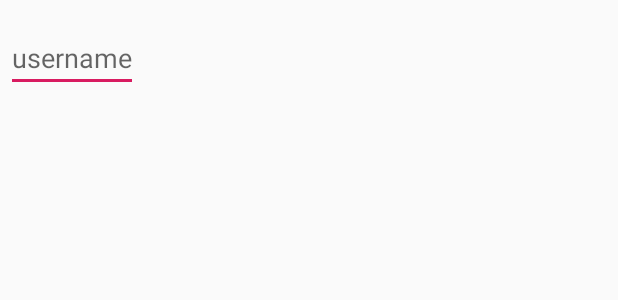
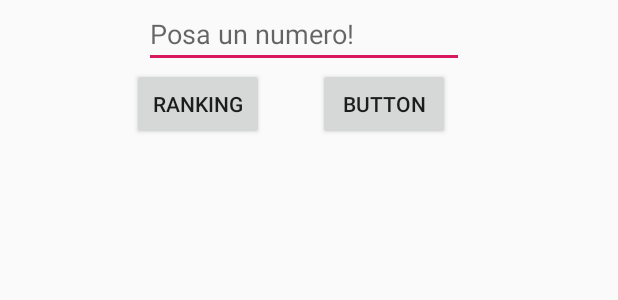
Before and after one commit to imac1080/M8pt3, an Android app: the layout dialog_signin.xml on its own in the app's theme, with its tools: preview values and no code run, on a phone screen of 412 x 824 dp. Shown: the top 300 px of the screen. Run offline under Robolectric (Android 15) with nearby library versions, the phone set to English and light mode, and no system bars.

Commit message:
tercer commit

```diff
--- a/app/src/main/java/com/example/m8button/RankingActivity.java
+++ b/app/src/main/java/com/example/m8button/RankingActivity.java
@@ -22,9 +22,6 @@ public class RankingActivity extends AppCompatActivity {
                 finish();
             }
         });
-        ExampleDialog exampleDialog = new ExampleDialog();
-        exampleDialog.show(getSupportFragmentManager(), "example dialog");
-
         }
 
 }
--- a/app/src/main/res/layout/dialog_signin.xml
+++ b/app/src/main/res/layout/dialog_signin.xml
@@ -1,16 +1,48 @@
-<LinearLayout xmlns:android="http://schemas.android.com/apk/res/android"
-    android:orientation="vertical"
+<?xml version="1.0" encoding="utf-8"?>
+<androidx.constraintlayout.widget.ConstraintLayout xmlns:android="http://schemas.android.com/apk/res/android"
+    xmlns:app="http://schemas.android.com/apk/res-auto"
+    xmlns:tools="http://schemas.android.com/tools"
     android:layout_width="wrap_content"
-    android:layout_height="wrap_content">
+    android:layout_height="wrap_content"
+    tools:context=".MainActivity">
+
+    <Button
+        android:id="@+id/button"
+        android:layout_width="wrap_content"
+        android:layout_height="wrap_content"
+        android:text="@string/button"
+        app:layout_constraintBottom_toBottomOf="parent"
+        app:layout_constraintEnd_toEndOf="parent"
+        app:layout_constraintHorizontal_bias="0.656"
+        app:layout_constraintStart_toStartOf="parent"
+        app:layout_constraintTop_toTopOf="parent"
+        app:layout_constraintVertical_bias="1.0" />
+
     <EditText
-        android:id="@+id/username"
-        android:inputType="textEmailAddress"
-        android:layout_width="match_parent"
+        android:id="@+id/number"
+        android:layout_width="wrap_content"
         android:layout_height="wrap_content"
-        android:layout_marginTop="16dp"
-        android:layout_marginLeft="4dp"
-        android:layout_marginRight="4dp"
-        android:layout_marginBottom="4dp"
-        android:hint="@string/username"
-        android:autofillHints="" />
-</LinearLayout>
+        android:layout_marginStart="96dp"
+        android:layout_marginEnd="102dp"
+        android:autofillHints="Posa un numero"
+        android:ems="10"
+        android:hint="@string/posa_un_numero"
+        android:inputType="number"
+        android:visibility="visible"
+        app:layout_constraintBottom_toTopOf="@+id/button"
+        app:layout_constraintEnd_toEndOf="parent"
+        app:layout_constraintHorizontal_bias="1.0"
+        app:layout_constraintStart_toStartOf="parent"
+        app:layout_constraintTop_toTopOf="parent"
+        app:layout_constraintVertical_bias="1.0"
+        tools:visibility="visible" />
+
+    <Button
+        android:id="@+id/btnranking"
+        android:layout_width="wrap_content"
+        android:layout_height="wrap_content"
+        android:layout_marginStart="88dp"
+        android:text="@string/ranking"
+        app:layout_constraintBottom_toBottomOf="parent"
+        app:layout_constraintStart_toStartOf="parent" />
+</androidx.constraintlayout.widget.ConstraintLayout>
--- a/app/src/main/res/values/strings.xml
+++ b/app/src/main/res/values/strings.xml
@@ -8,4 +8,5 @@
     <string name="username">username</string>
     <string name="ok">ok</string>
     <string name="cancel">cancel</string>
+    <string name="textview_rankings">TextView</string>
 </resources>
```
Also changed, not shown: app/src/main/java/com/example/m8button/ExampleDialog.java (+4 -4 lines), app/src/main/java/com/example/m8button/MainActivity.java (+30 -3 lines), app/src/main/java/com/example/m8button/NoticeDialogFragment.java (added, +20 -0 lines), app/src/main/res/layout/activity_ranking.xml (+14 -0 lines).
